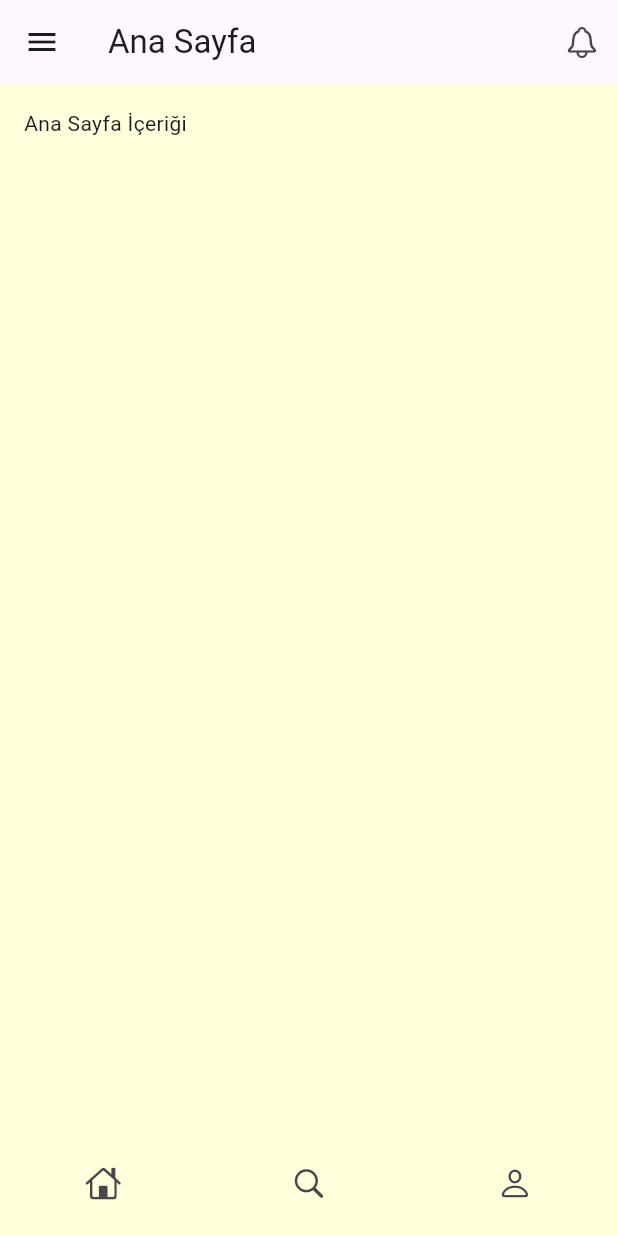
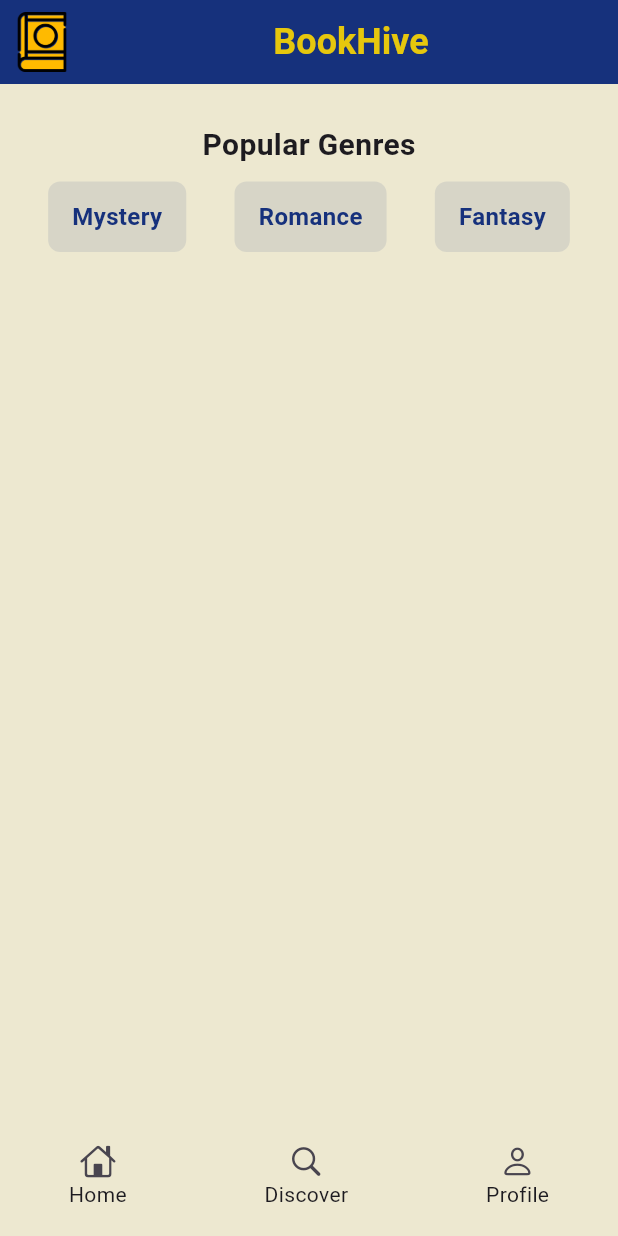
Before and after one commit to EnginOzturk-7/BookHive-flutter, a Flutter app: the HomeScreen screen opened by its route, on a phone screen of 412 x 824 dp. Run offline on Flutter 3.47's test engine with Material 3 defaults, Android fonts, the light colour scheme and no system bars; our stand-ins replace go_router, lottie; missing offline and left inert: dotlottie_loader.

Commit message:
ana ekran edit

```diff
--- a/lib/core/themes.dart
+++ b/lib/core/themes.dart
@@ -1,3 +1,4 @@
 // burada temalandırma + renkler + ... yazacağız
 import 'package:flutter/material.dart';
-const arkaplanRenkim = Color.fromARGB(255, 255, 255, 220);
+const arkaplanRenkim = Color.fromARGB(255, 237,232,208);
+const ikincilRenkim = Color.fromARGB(255, 22, 49, 124);
--- a/lib/screens/home_screen.dart
+++ b/lib/screens/home_screen.dart
@@ -15,75 +15,81 @@ class HomeScreen extends StatelessWidget {
       backgroundColor: arkaplanRenkim,
       // AppBar
       appBar: AppBar(
-        title: const Text('Ana Sayfa'),
-        actions: [
-          IconButton(
-            icon: const Icon(CupertinoIcons.bell),
-            onPressed: () {},
+        backgroundColor: ikincilRenkim,
+        leading: Padding(
+          padding: const EdgeInsets.all(8.0), // Logoya biraz boşluk bırakmak için padding ekledik
+          child: Image.asset(
+            'assets/images/logo.png',
+            fit: BoxFit.contain,
           ),
-        ],
-      ),
-
-      // Drawer (Yan Menü)
-      drawer: Drawer(
-        child: Column(
-          children: [
-            // Drawer Header
-            Container(
-              height: 200,
-              color: Colors.blue,
-              child: Column(
-                mainAxisAlignment: MainAxisAlignment.center,
-                children: [
-                  const Icon(
-                    CupertinoIcons.person_circle,
-                    size: 80,
-                    color: Colors.white,
-                  ),
-                  const SizedBox(height: 10),
-                  const Text(
-                    'Kullanıcı Adı',
-                    style: TextStyle(
-                      color: Colors.white,
-                      fontSize: 18,
-                    ),
-                  ),
-                ],
-              ),
+        ),
+        title: const Align(
+          alignment: Alignment.center,
+          child: Text(
+            'BookHive',
+            style: TextStyle(
+                color: Color.fromARGB(228, 255, 217, 0),
+                fontSize: 24,
+                fontWeight: FontWeight.bold,
             ),
-            // Menü öğeleri
-            ListTile(
-              leading: const Icon(CupertinoIcons.home),
-              title: const Text('Ana Sayfa'),
-              onTap: () {
-                Navigator.pop(context);
-              },
-            ),
-            ListTile(
-              leading: const Icon(CupertinoIcons.settings),
-              title: const Text('Ayarlar'),
-              onTap: () {
-                Navigator.pop(context);
-              },
-            ),
-          ],
+          )
         ),
       ),
 
+      // Drawer (Yan Menü)(kaldırdım)
+
       // Ana içerik
-      body: Column(
-        children: [
-          Expanded(
-            child: Container(
-              padding: const EdgeInsets.all(16),
-              child: const Text('Ana Sayfa İçeriği'),
-            ),
+      body: SingleChildScrollView(
+        child: Padding(
+          padding: const EdgeInsets.all(16.0),
+          child: Column(
+            crossAxisAlignment: CrossAxisAlignment.start,
+            children: [
+              const SizedBox(height: 10),
+
+              Center(
+                child: const Text(
+                  'Popular Genres',
+                  style: TextStyle(
+                    fontSize: 20,
+                    fontWeight: FontWeight.bold,
+                  ),
+                ),
+              ),
+              const SizedBox(height: 10),
+              Row(
+                mainAxisAlignment: MainAxisAlignment.spaceAround,
+                children: [
+                  GenreTags('Mystery'),
+                  GenreTags('Romance'),
+                  GenreTags('Fantasy'),
+                ],
+              ),
+            ],
           ),
-        ],
+        ),
       ),
 
       // Alt navigasyon çubuğu
       bottomNavigationBar: BottomMenu(),
     );
   }
+  Widget GenreTags(String title) {
+  return Container(
+    padding: const EdgeInsets.symmetric(horizontal: 16, vertical: 12),
+    decoration: BoxDecoration(
+      color: ikincilRenkim.withOpacity(0.1),
+      borderRadius: BorderRadius.circular(8),
+    ),
+    child: Text(
+      title,
+      style: TextStyle(
+        fontSize: 16,
+        fontWeight: FontWeight.bold,
+        color: ikincilRenkim,
+      ),
+      textAlign: TextAlign.center,
+    ),
+  );
 }
+}
--- a/lib/widgets/bottom_menu.dart
+++ b/lib/widgets/bottom_menu.dart
@@ -18,24 +18,39 @@ class BottomMenu extends StatelessWidget {
             onPressed: () {
               context.go("/home");
             },
-            icon: Icon(
-              CupertinoIcons.home,
+            icon: Column(
+              children: [
+                Icon(
+                  CupertinoIcons.home,
+                ),
+                Text('Home')
+              ],
             ),
           ),
           IconButton(
             onPressed: () {
               context.go("/search");
             },
-            icon: Icon(
-              CupertinoIcons.search,
+            icon: Column(
+              children: [
+                Icon(
+                  CupertinoIcons.search,
+                ),
+                Text('Discover')
+              ],
             ),
           ),
           IconButton(
             onPressed: () {
               context.go("/profile");
             },
-            icon: Icon(
-              CupertinoIcons.person,
+            icon: Column(
+              children: [
+                Icon(
+                  CupertinoIcons.person,
+                ),
+                Text('Profile')
+              ],
             ),
           ),
         ],
```
